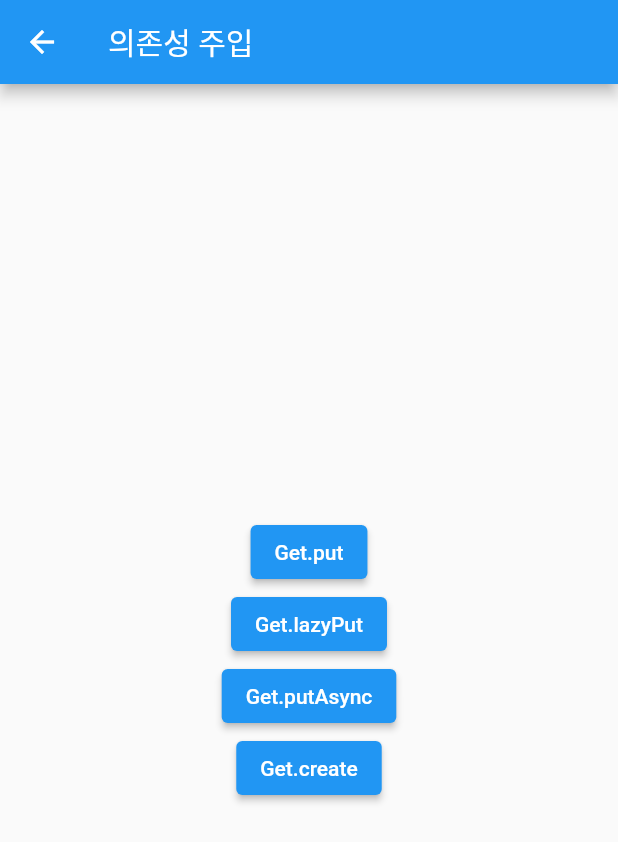
After one commit to KimHyunLo/flutter_getX, a Flutter app: the screen it shows after launch, after a tap on "의존성 관리", on a phone screen of 412 x 824 dp. The commit adds this screen. Shown: the top 842 px of the screen. Run offline on Flutter 3.47's test engine with Material 2 defaults, Android fonts, the phone set to English and light mode, and no system bars; our stand-ins replace get.

Commit message:
dependency injection

```diff
--- a/lib/main.dart
+++ b/lib/main.dart
@@ -1,4 +1,5 @@
 import 'package:flutter/material.dart';
+import 'package:flutter_getx/src/pages/dependencys/dependency_manage.dart';
 import 'package:flutter_getx/src/pages/named/first.dart';
 import 'package:flutter_getx/src/pages/named/second.dart';
 import 'package:flutter_getx/src/pages/next.dart';
@@ -100,6 +101,13 @@ class MyPage extends StatelessWidget {
               },
               child: Text('반응형 상태 관리'),
             ),
+            ElevatedButton(
+              onPressed: () {
+                // Navigator.of(context).pushNamed('/first');
+                Get.to(DependencyManagePage());
+              },
+              child: Text('의존성 관리'),
+            ),
           ],
         ),
       ),
--- /dev/null
+++ b/lib/src/controller/dependency.dart
@@ -0,0 +1,5 @@
+import 'package:get/get.dart';
+
+class DependencyController extends GetxController {
+  void increase() {}
+}
--- /dev/null
+++ b/lib/src/pages/dependencys/dependency_manage.dart
@@ -0,0 +1,86 @@
+import 'package:flutter/material.dart';
+import 'package:flutter_getx/src/controller/dependency.dart';
+import 'package:flutter_getx/src/pages/dependencys/get_lazy_put.dart';
+import 'package:flutter_getx/src/pages/dependencys/get_put.dart';
+import 'package:get/get.dart';
+
+class DependencyManagePage extends StatelessWidget {
+  const DependencyManagePage({Key? key}) : super(key: key);
+
+  @override
+  Widget build(BuildContext context) {
+    return Scaffold(
+      appBar: AppBar(
+        title: Text("의존성 주입"),
+      ),
+      body: Center(
+        child: Column(
+          mainAxisAlignment: MainAxisAlignment.center,
+          children: [
+            ElevatedButton(
+              onPressed: () {
+                Get.to(
+                  GetPutPage(),
+                  binding: BindingsBuilder(
+                    () {
+                      Get.put(DependencyController());
+                    },
+                  ),
+                );
+              },
+              child: Text("Get.put"),
+            ),
+            ElevatedButton(
+              onPressed: () {
+                Get.to(
+                  GetLazyPutPage(),
+                  binding: BindingsBuilder(
+                    () {
+                      Get.lazyPut<DependencyController>(
+                        () => DependencyController(),
+                      );
+                    },
+                  ),
+                );
+              },
+              child: Text("Get.lazyPut"),
+            ),
+            ElevatedButton(
+              onPressed: () {
+                Get.to(
+                  GetPutPage(),
+                  binding: BindingsBuilder(
+                    () {
+                      Get.putAsync<DependencyController>(
+                        () async {
+                          await Future.delayed(const Duration(seconds: 3));
+                          return DependencyController();
+                        },
+                      );
+                    },
+                  ),
+                );
+              },
+              child: Text("Get.putAsync"),
+            ),
+            ElevatedButton(
+              onPressed: () {
+                Get.to(
+                  GetPutPage(),
+                  binding: BindingsBuilder(
+                    () {
+                      Get.create<DependencyController>(
+                        () => DependencyController(),
+                      );
+                    },
+                  ),
+                );
+              },
+              child: Text("Get.create"),
+            ),
+          ],
+        ),
+      ),
+    );
+  }
+}
```
Also changed, not shown: lib/src/pages/dependencys/get_lazy_put.dart (added, +23 -0 lines), lib/src/pages/dependencys/get_put.dart (added, +22 -0 lines).
